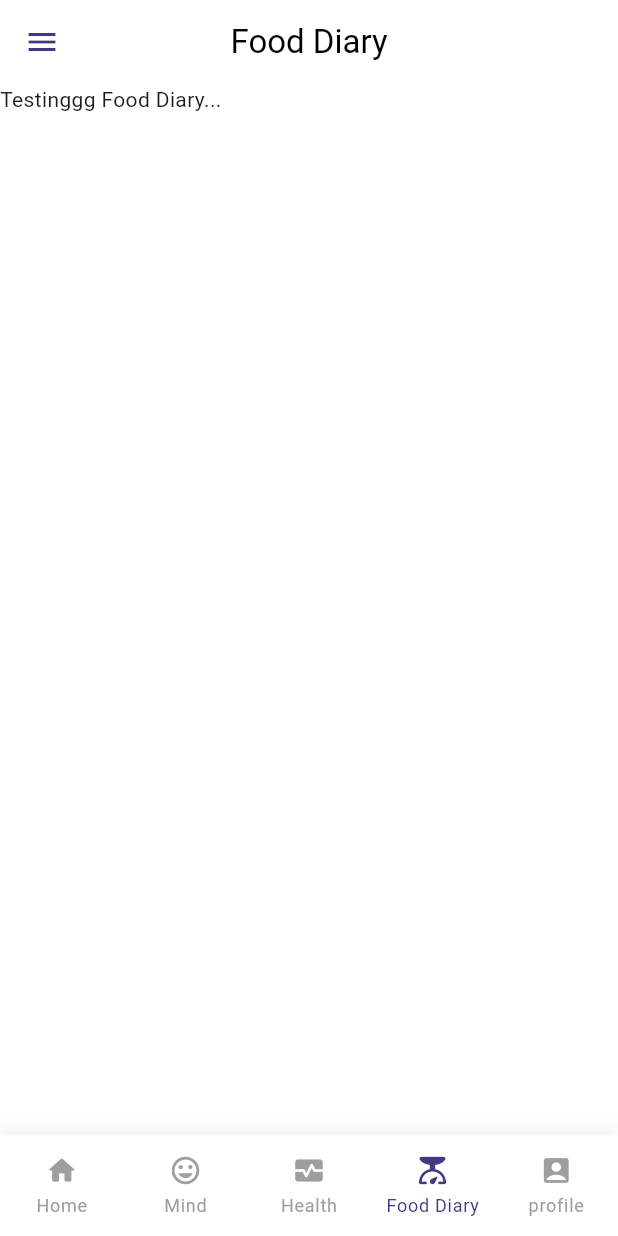
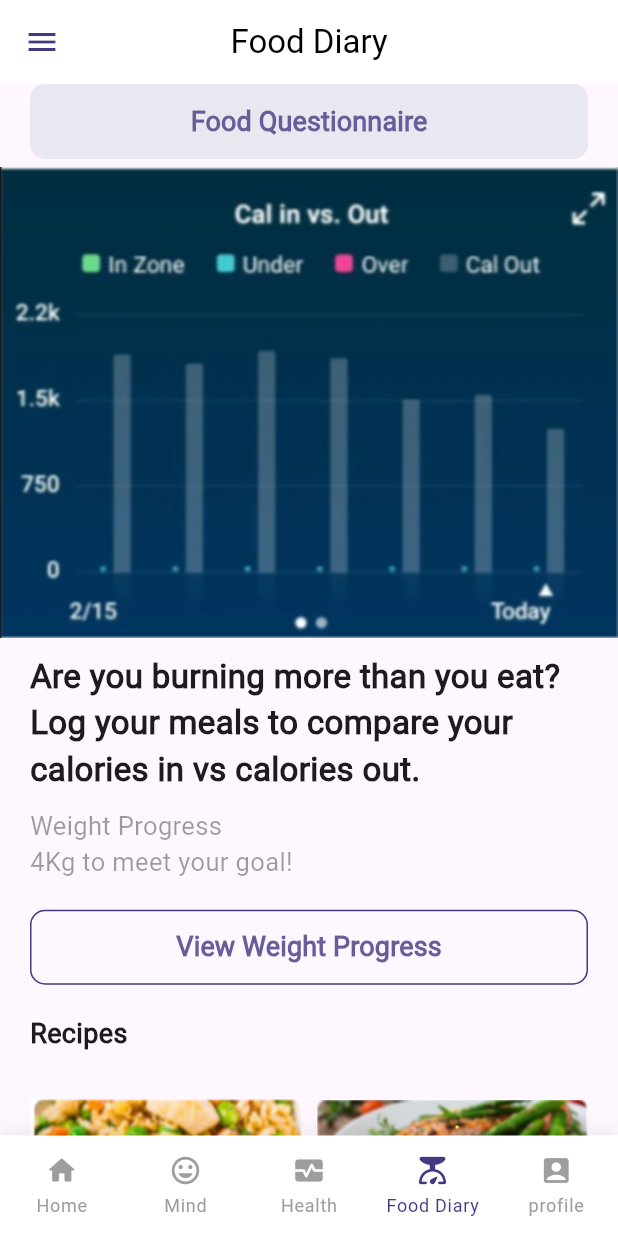
Before and after one commit to kamelmdahduleh/Origin, a Flutter app: the screen it shows after launch, item 4 of the bottom bar chosen, on a phone screen of 412 x 824 dp. Run offline on Flutter 3.47's test engine with Material 2 defaults, Android fonts, the phone set to English and light mode, and no system bars; drawn by our look-alikes of awesome_bottom_bar.

Commit message:
food Diary Screen update 8-6-2023 - 3:13PM

```diff
--- a/lib/screens/food_diary_screen.dart
+++ b/lib/screens/food_diary_screen.dart
@@ -1,12 +1,146 @@
 import 'package:flutter/material.dart';
+import 'package:smpa_e_health/constants.dart';
 
 class FoodDiaryScreen extends StatelessWidget {
   const FoodDiaryScreen({super.key});
 
   @override
   Widget build(BuildContext context) {
-    return Container(
-      child: Text('Testinggg Food Diary...'),
+    return const FoodDiaryList();
+  }
+}
+
+class FoodDiaryList extends StatefulWidget {
+  const FoodDiaryList({super.key});
+
+  @override
+  State<FoodDiaryList> createState() => _FoodDiaryListState();
+}
+
+class _FoodDiaryListState extends State<FoodDiaryList> {
+  @override
+  Widget build(BuildContext context) {
+    return Scaffold(
+      body: SingleChildScrollView(
+        child: Column(
+          mainAxisSize: MainAxisSize.max,
+          children: [
+            Container(
+              margin: const EdgeInsets.symmetric(horizontal: 20),
+              child: MaterialButton(
+                shape: RoundedRectangleBorder(
+                    borderRadius: BorderRadius.circular(10)),
+                height: 50,
+                minWidth: MediaQuery.of(context).size.width,
+                elevation: 0,
+                color: const Color(0xFFE9E8F0),
+                onPressed: () {},
+                child: const Text(
+                  'Food Questionnaire',
+                  style: TextStyle(
+                    fontWeight: FontWeight.w600,
+                    fontSize: 18,
+                    color: Color(
+                      0xFF665D99,
+                    ),
+                  ),
+                ),
+              ),
+            ),
+            const SizedBox(
+              height: 5,
+            ),
+            const Image(
+                image:
+                    AssetImage('images/food_diary_screen_images/image_0.png')),
+            const SizedBox(
+              height: 10,
+            ),
+            Container(
+              margin: const EdgeInsets.symmetric(horizontal: 20),
+              child: Column(
+                crossAxisAlignment: CrossAxisAlignment.start,
+                children: [
+                  const Text(
+                    'Are you burning more than you eat? \nLog your meals to compare your calories in vs calories out.',
+                    style: TextStyle(fontSize: 22, fontWeight: FontWeight.w700),
+                  ),
+                  const SizedBox(
+                    height: 10,
+                  ),
+                  const Text(
+                    'Weight Progress\n4Kg to meet your goal!',
+                    style: TextStyle(
+                      color: Colors.black38,
+                      fontSize: 17,
+                    ),
+                  ),
+                  const SizedBox(
+                    height: 20,
+                  ),
+                  MaterialButton(
+                    shape: RoundedRectangleBorder(
+                        side: const BorderSide(color: Color(kMyPurple)),
+                        borderRadius: BorderRadius.circular(10)),
+                    height: 50,
+                    minWidth: MediaQuery.of(context).size.width,
+                    elevation: 0,
+                    onPressed: () {},
+                    child: const Text(
+                      'View Weight Progress',
+                      style: TextStyle(
+                        fontWeight: FontWeight.w600,
+                        fontSize: 18,
+                        color: Color(
+                          0xFF665D99,
+                        ),
+                      ),
+                    ),
+                  ),
+                  const SizedBox(
+                    height: 20,
+                  ),
+                  const Text(
+                    'Recipes',
+                    style: TextStyle(fontSize: 18, fontWeight: FontWeight.w600),
+                  ),
+                  const SizedBox(
+                    height: 30,
+                  ),
+                  const Row(
+                    children: [
+                      Expanded(
+                        child: Image(
+                          image: AssetImage(
+                              'images/food_diary_screen_images/image_1.png'),
+                        ),
+                      ),
+                      SizedBox(
+                        width: 10,
+                      ),
+                      Expanded(
+                        child: Image(
+                          image: AssetImage(
+                              'images/food_diary_screen_images/image_2.png'),
+                        ),
+                      )
+                    ],
+                  ),
+                ],
+              ),
+            ),
+          ],
+        ),
+      ),
     );
   }
 }
+
+class FoodQuestionaireForm extends StatelessWidget {
+  const FoodQuestionaireForm({super.key});
+
+  @override
+  Widget build(BuildContext context) {
+    return const Placeholder();
+  }
+}
--- a/lib/screens/mainBody_screen.dart
+++ b/lib/screens/mainBody_screen.dart
@@ -9,6 +9,7 @@ import 'package:smpa_e_health/constants.dart';
 import 'food_diary_screen.dart';
 import 'health_screen.dart';
 import 'home_screen.dart';
+import 'mind_screen.dart';
 import 'profile_screen.dart';
 
 //
@@ -214,25 +215,3 @@ class SideMenu extends StatelessWidget {
     );
   }
 }
-
-class MindScreen extends StatelessWidget {
-  const MindScreen({super.key});
-
-  @override
-  Widget build(BuildContext context) {
-    return Container(
-      child: Text('Testinggg Minddd...'),
-    );
-  }
-}
-
-class FoodDiaryScreen extends StatelessWidget {
-  const FoodDiaryScreen({super.key});
-
-  @override
-  Widget build(BuildContext context) {
-    return Container(
-      child: Text('Testinggg Food Diary...'),
-    );
-  }
-}
--- a/pubspec.yaml
+++ b/pubspec.yaml
@@ -65,6 +65,7 @@ flutter:
   assets:
     - images/
     - images/profile_screen_images/
+    - images/food_diary_screen_images/
 
   # An image asset can refer to one or more resolution-specific "variants", see
   # https://flutter.dev/assets-and-images/#resolution-aware
```
Also changed, not shown: lib/main.dart (+6 -2 lines), images/food_diary_screen_images/image_0.png (added), images/food_diary_screen_images/image_1.png (added), images/food_diary_screen_images/image_2.png (added).
